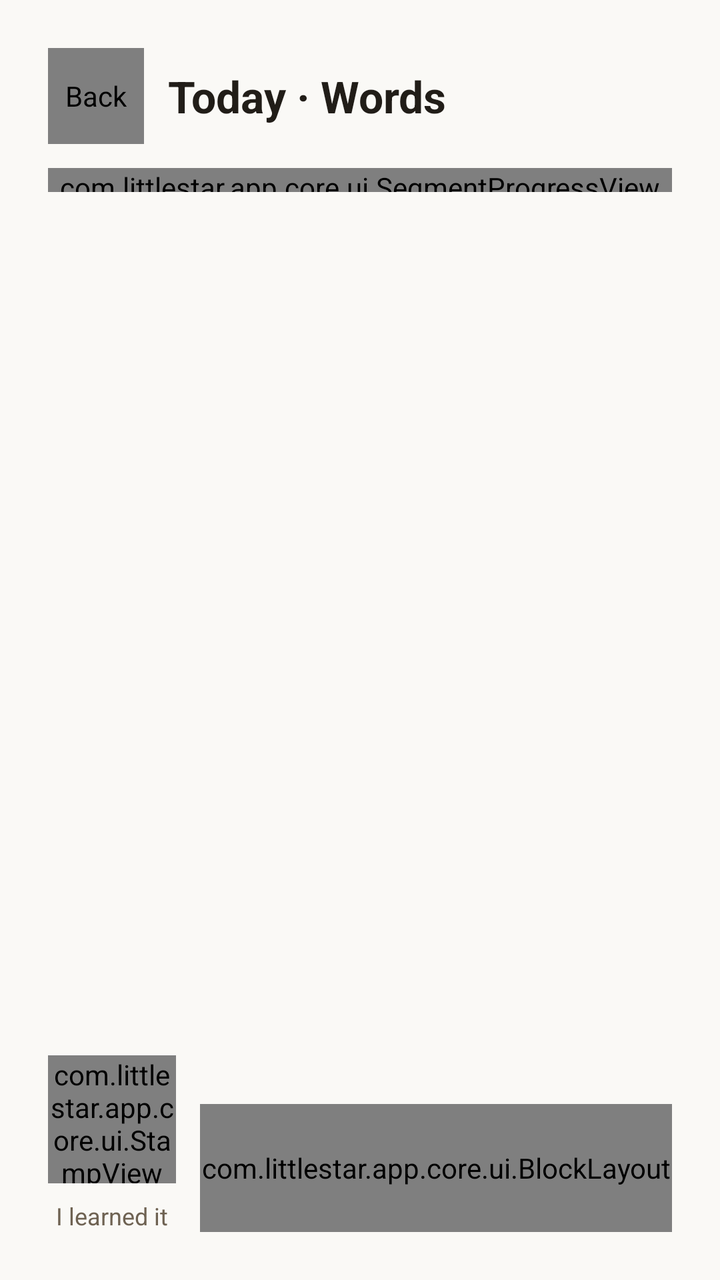
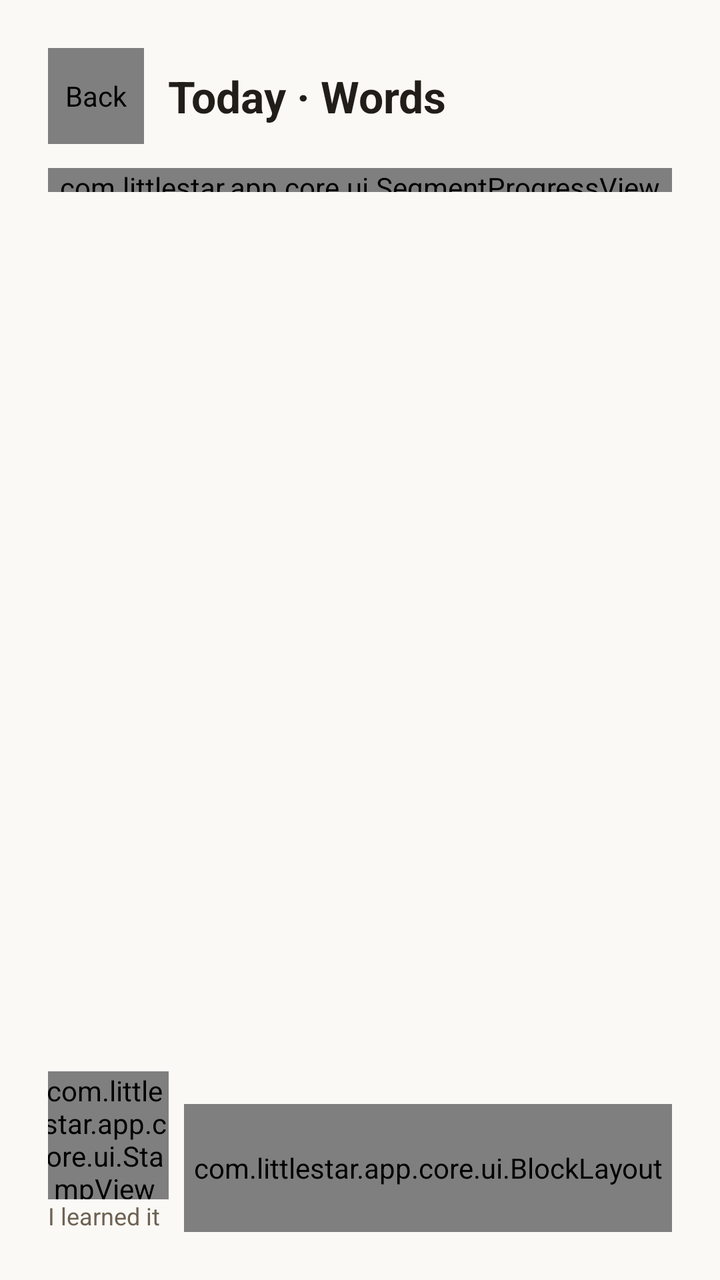

The first picture is an Android layout as it rendered before a commit; the second is the same layout after the commit. The layout source and the unified diff follow.
<!-- AndroidManifest.xml: application theme Theme.LittleStar.Child -->
<!-- res/layout/activity_flashcard.xml -->
<?xml version="1.0" encoding="utf-8"?>
<FrameLayout xmlns:android="http://schemas.android.com/apk/res/android"
    xmlns:app="http://schemas.android.com/apk/res-auto"
    android:layout_width="match_parent"
    android:layout_height="match_parent"
    android:background="@color/ls_paper">

    <LinearLayout
        android:id="@+id/flashcardRoot"
        android:layout_width="match_parent"
        android:layout_height="match_parent"
        android:gravity="center_horizontal"
        android:orientation="vertical">

        <LinearLayout
            android:layout_width="match_parent"
            android:layout_height="match_parent"
            android:maxWidth="@dimen/ls_content_max_width"
            android:orientation="vertical"
            android:padding="@dimen/ls_margin">

            
            <LinearLayout
                android:layout_width="match_parent"
                android:layout_height="wrap_content"
                android:gravity="center_vertical"
                android:orientation="horizontal">

                <com.littlestar.app.core.ui.BlockLayout
                    android:id="@+id/btnBack"
                    style="@style/Widget.LS.Block.Icon"
                    android:layout_width="@dimen/ls_btn_icon"
                    android:layout_height="@dimen/ls_btn_icon"
                    android:contentDescription="@string/nav_back">

                    <ImageView
                        android:layout_width="@dimen/ls_icon"
                        android:layout_height="@dimen/ls_icon"
                        android:layout_gravity="center"
                        android:importantForAccessibility="no"
                        android:src="@drawable/ic_back" />
                </com.littlestar.app.core.ui.BlockLayout>

                <TextView
                    android:id="@+id/cardTitle"
                    android:layout_width="0dp"
                    android:layout_height="wrap_content"
                    android:layout_marginStart="@dimen/ls_gap"
                    android:layout_weight="1"
                    android:text="@string/fc_session_title"
                    android:textAppearance="@style/TextAppearance.LS.Title" />

                <TextView
                    android:id="@+id/cardCounter"
                    android:layout_width="wrap_content"
                    android:layout_height="wrap_content"
                    android:textAppearance="@style/TextAppearance.LS.Title"
                    android:textColor="@color/ls_muted" />
            </LinearLayout>

            <com.littlestar.app.core.ui.SegmentProgressView
                android:id="@+id/cardProgress"
                android:layout_width="match_parent"
                android:layout_height="@dimen/ls_seg_height"
                android:layout_marginTop="@dimen/ls_gap" />

            <androidx.viewpager2.widget.ViewPager2
                android:id="@+id/pager"
                android:layout_width="match_parent"
                android:layout_height="0dp"
                android:layout_marginTop="@dimen/ls_gap"
                android:layout_weight="1" />

            
            <LinearLayout
                android:layout_width="match_parent"
                android:layout_height="wrap_content"
                android:layout_marginTop="@dimen/ls_gap"
                android:gravity="bottom"
                android:orientation="horizontal">

                <LinearLayout
                    android:layout_width="wrap_content"
                    android:layout_height="wrap_content"
                    android:gravity="center_horizontal"
                    android:orientation="vertical">

                    <com.littlestar.app.core.ui.StampView
                        android:id="@+id/stamp"
                        android:layout_width="@dimen/ls_stamp"
                        android:layout_height="@dimen/ls_stamp" />

                    <TextView
                        android:layout_width="wrap_content"
                        android:layout_height="wrap_content"
                        android:layout_marginTop="@dimen/ls_gap_sm"
                        android:text="@string/fc_stamp_label"
                        android:textAppearance="@style/TextAppearance.LS.Caption" />
                </LinearLayout>

                <com.littlestar.app.core.ui.BlockLayout
                    android:id="@+id/btnNext"
                    style="@style/Widget.LS.Block.Primary"
                    android:layout_width="0dp"
                    android:layout_height="@dimen/ls_btn_primary"
                    android:layout_marginStart="@dimen/ls_gap"
                    android:layout_weight="1">

                    <LinearLayout
                        android:layout_width="wrap_content"
                        android:layout_height="wrap_content"
                        android:layout_gravity="center"
                        android:gravity="center_vertical"
                        android:orientation="horizontal">

                        <TextView
                            android:id="@+id/btnNextText"
                            android:layout_width="wrap_content"
                            android:layout_height="wrap_content"
                            android:text="@string/fc_next"
                            android:textAppearance="@style/TextAppearance.LS.Button" />

                        <ImageView
                            android:layout_width="@dimen/ls_icon"
                            android:layout_height="@dimen/ls_icon"
                            android:layout_marginStart="@dimen/ls_gap_sm"
                            android:importantForAccessibility="no"
                            android:src="@drawable/ic_chevron"
                            app:tint="@color/ls_on_red" />
                    </LinearLayout>
                </com.littlestar.app.core.ui.BlockLayout>
            </LinearLayout>
        </LinearLayout>
    </LinearLayout>

    
    <FrameLayout
        android:id="@+id/audioMissing"
        android:layout_width="match_parent"
        android:layout_height="match_parent"
        android:visibility="gone">

        <View
            android:layout_width="match_parent"
            android:layout_height="match_parent"
            android:background="@color/ls_ink_scrim" />

        <com.littlestar.app.core.ui.BlockLayout
            style="@style/Widget.LS.Block.Secondary"
            android:layout_width="@dimen/ls_ob_dialog_width"
            android:layout_height="wrap_content"
            android:layout_gravity="center"
            app:ls_pressable="false">

            <LinearLayout
                android:layout_width="match_parent"
                android:layout_height="wrap_content"
                android:gravity="center_horizontal"
                android:orientation="vertical"
                android:padding="@dimen/ls_card_pad">

                <ImageView
                    android:layout_width="@dimen/ls_btn_icon"
                    android:layout_height="@dimen/ls_btn_icon"
                    android:importantForAccessibility="no"
                    android:src="@drawable/ic_speaker"
                    app:tint="@color/ls_muted" />

                <TextView
                    android:layout_width="wrap_content"
                    android:layout_height="wrap_content"
                    android:layout_marginTop="@dimen/ls_gap"
                    android:text="@string/fc_audio_missing_title"
                    android:textAppearance="@style/TextAppearance.LS.Title" />

                <TextView
                    android:layout_width="wrap_content"
                    android:layout_height="wrap_content"
                    android:layout_marginTop="@dimen/ls_gap_sm"
                    android:text="@string/fc_audio_missing_msg"
                    android:textAppearance="@style/TextAppearance.LS.Caption"
                    android:textSize="14sp" />

                <LinearLayout
                    android:layout_width="match_parent"
                    android:layout_height="wrap_content"
                    android:layout_marginTop="@dimen/ls_gap"
                    android:orientation="horizontal">

                    <com.littlestar.app.core.ui.BlockLayout
                        android:id="@+id/btnAudioContinue"
                        style="@style/Widget.LS.Block.Option"
                        android:layout_width="0dp"
                        android:layout_height="@dimen/ls_btn_icon"
                        android:layout_weight="1">

                        <TextView
                            android:layout_width="match_parent"
                            android:layout_height="match_parent"
                            android:gravity="center"
                            android:text="@string/fc_audio_continue"
                            android:textAppearance="@style/TextAppearance.LS.Body" />
                    </com.littlestar.app.core.ui.BlockLayout>

                    <com.littlestar.app.core.ui.BlockLayout
                        android:id="@+id/btnAudioRetry"
                        style="@style/Widget.LS.Block.Option"
                        android:layout_width="0dp"
                        android:layout_height="@dimen/ls_btn_icon"
                        android:layout_marginStart="@dimen/ls_gap"
                        android:layout_weight="1">

                        <TextView
                            android:layout_width="match_parent"
                            android:layout_height="match_parent"
                            android:gravity="center"
                            android:text="@string/fc_audio_retry"
                            android:textAppearance="@style/TextAppearance.LS.Body" />
                    </com.littlestar.app.core.ui.BlockLayout>
                </LinearLayout>
            </LinearLayout>
        </com.littlestar.app.core.ui.BlockLayout>
    </FrameLayout>
</FrameLayout>
<!-- resources referenced by this layout -->
<resources>
  <color name="ls_ink_scrim">#61211D18</color>
  <color name="ls_muted">#6E6252</color>
  <color name="ls_on_red">#FFFDF6</color>
  <color name="ls_paper">#FAF9F6</color>
  <dimen name="ls_btn_icon">48dp</dimen>
  <dimen name="ls_btn_primary">64dp</dimen>
  <dimen name="ls_card_pad">20dp</dimen>
  <dimen name="ls_content_max_width">480dp</dimen>
  <dimen name="ls_gap">12dp</dimen>
  <dimen name="ls_gap_sm">8dp</dimen>
  <dimen name="ls_icon">24dp</dimen>
  <dimen name="ls_margin">24dp</dimen>
  <dimen name="ls_ob_dialog_width">280dp</dimen>
  <dimen name="ls_seg_height">12dp</dimen>
  <dimen name="ls_stamp">64dp</dimen>
  <string name="fc_audio_continue">Continue</string>
  <string name="fc_audio_missing_msg">Look at the character for now, and try again later</string>
  <string name="fc_audio_missing_title">No audio yet</string>
  <string name="fc_audio_retry">Retry</string>
  <string name="fc_next">NEXT</string>
  <string name="fc_session_title">Today · Words</string>
  <string name="fc_stamp_label">I learned it</string>
  <string name="nav_back">Back</string>
  <style name="TextAppearance.LS.Body" parent="">
          <item name="fontFamily">@font/littlestar_latin</item>
          <item name="android:textSize">16sp</item>
          <item name="android:textColor">@color/ls_ink</item>
      </style>
  <style name="TextAppearance.LS.Button" parent="">
          <item name="fontFamily">@font/littlestar_latin</item>
          <item name="android:textSize">20sp</item>
          <item name="android:textColor">@color/ls_on_red</item>
          <item name="android:maxLines">1</item>
      </style>
  <style name="TextAppearance.LS.Caption" parent="">
          <item name="fontFamily">@font/littlestar_latin</item>
          <item name="android:textSize">12sp</item>
          <item name="android:textColor">@color/ls_muted</item>
      </style>
  <style name="TextAppearance.LS.Title" parent="">
          <item name="fontFamily">@font/littlestar_latin</item>
          <item name="android:textStyle">bold</item>
          <item name="android:textSize">22sp</item>
          <item name="android:textColor">@color/ls_ink</item>
      </style>
  <style name="Widget.LS.Block.Icon">
          <item name="ls_strokeWidth">@dimen/ls_stroke_block</item>
          <item name="ls_shadowOffset">@dimen/ls_shadow_tile</item>
          <item name="ls_cornerRadius">@dimen/ls_radius_input</item>
      </style>
  <style name="Widget.LS.Block.Option">
          <item name="ls_strokeWidth">@dimen/ls_stroke_block</item>
          <item name="ls_shadowOffset">@dimen/ls_shadow_tile</item>
          <item name="ls_cornerRadius">@dimen/ls_radius_tile</item>
      </style>
  <style name="Widget.LS.Block.Secondary">
          <item name="ls_strokeWidth">@dimen/ls_stroke_block</item>
          <item name="ls_shadowOffset">@dimen/ls_shadow_secondary</item>
          <item name="ls_cornerRadius">@dimen/ls_radius_block</item>
      </style>
  <style name="Theme.LittleStar.Child" parent="Theme.LittleStar" />
  <color name="ls_ink">#211D18</color>
  <dimen name="ls_stroke_block">3dp</dimen>
  <dimen name="ls_shadow_tile">4dp</dimen>
  <dimen name="ls_radius_input">14dp</dimen>
  <dimen name="ls_radius_tile">16dp</dimen>
  <color name="ls_red">#B8331C</color>
  <dimen name="ls_stroke_hero">4dp</dimen>
  <dimen name="ls_shadow_block">6dp</dimen>
  <dimen name="ls_radius_block">18dp</dimen>
  <dimen name="ls_shadow_secondary">5dp</dimen>
  <color name="ls_blue">#1F6FD0</color>
  <color name="ls_on_blue">#FFFDF6</color>
  <color name="ls_green">#27A567</color>
  <color name="ls_on_green">#211D18</color>
  <color name="ls_card">#FFFFFF</color>
  <color name="ls_stroke">#211D18</color>
  <color name="ls_on_clay">#7A4A33</color>
  <color name="ls_clay">#F6D3C6</color>
  <color name="ls_shadow">#211D18</color>
  <!-- unchanged entries left out for length: 6 -->
</resources>

<!-- the commit's change to res/layout/activity_flashcard.xml (unified diff, before → after) -->
@@ -1,224 +1,69 @@
-<?xml version="1.0" encoding="utf-8"?>
-<FrameLayout xmlns:android="http://schemas.android.com/apk/res/android"
-    xmlns:app="http://schemas.android.com/apk/res-auto"
-    android:layout_width="match_parent"
-    android:layout_height="match_parent"
-    android:background="@color/ls_paper">
+<?xml version='1.0' encoding='utf-8'?>
+<androidx.constraintlayout.widget.ConstraintLayout xmlns:android="http://schemas.android.com/apk/res/android" xmlns:app="http://schemas.android.com/apk/res-auto" android:layout_width="match_parent" android:layout_height="match_parent" android:background="@color/ls_paper">
 
-    <LinearLayout
-        android:id="@+id/flashcardRoot"
-        android:layout_width="match_parent"
-        android:layout_height="match_parent"
-        android:gravity="center_horizontal"
-        android:orientation="vertical">
+    <androidx.constraintlayout.widget.ConstraintLayout android:id="@+id/flashcardRoot" android:layout_width="0dp" android:layout_height="0dp" android:padding="@dimen/ls_margin" app:layout_constraintBottom_toBottomOf="parent" app:layout_constraintEnd_toEndOf="parent" app:layout_constraintStart_toStartOf="parent" app:layout_constraintTop_toTopOf="parent" app:layout_constraintWidth_max="@dimen/ls_content_max_width">
 
-        <LinearLayout
-            android:layout_width="match_parent"
-            android:layout_height="match_parent"
-            android:maxWidth="@dimen/ls_content_max_width"
-            android:orientation="vertical"
-            android:padding="@dimen/ls_margin">
+        
+        <com.littlestar.app.core.ui.BlockLayout android:id="@+id/btnBack" style="@style/Widget.LS.Block.Icon" android:layout_width="@dimen/ls_btn_icon" android:layout_height="@dimen/ls_btn_icon" android:contentDescription="@string/nav_back" app:layout_constraintStart_toStartOf="parent" app:layout_constraintTop_toTopOf="parent">
 
-            
-            <LinearLayout
-                android:layout_width="match_parent"
-                android:layout_height="wrap_content"
-                android:gravity="center_vertical"
-                android:orientation="horizontal">
+            <ImageView android:layout_width="@dimen/ls_icon" android:layout_height="@dimen/ls_icon" android:layout_gravity="center" android:importantForAccessibility="no" android:src="@drawable/ic_back"/>
+        </com.littlestar.app.core.ui.BlockLayout>
 
-                <com.littlestar.app.core.ui.BlockLayout
-                    android:id="@+id/btnBack"
-                    style="@style/Widget.LS.Block.Icon"
-                    android:layout_width="@dimen/ls_btn_icon"
-                    android:layout_height="@dimen/ls_btn_icon"
-                    android:contentDescription="@string/nav_back">
+        <TextView android:id="@+id/cardTitle" android:layout_width="0dp" android:layout_height="wrap_content" android:layout_marginStart="@dimen/ls_gap" android:layout_marginEnd="@dimen/ls_gap" android:text="@string/fc_session_title" android:textAppearance="@style/TextAppearance.LS.Title" app:layout_constraintBottom_toBottomOf="@id/btnBack" app:layout_constraintEnd_toStartOf="@id/cardCounter" app:layout_constraintStart_toEndOf="@id/btnBack" app:layout_constraintTop_toTopOf="@id/btnBack" android:maxLines="1" android:ellipsize="end"/>
 
-                    <ImageView
-                        android:layout_width="@dimen/ls_icon"
-                        android:layout_height="@dimen/ls_icon"
-                        android:layout_gravity="center"
-                        android:importantForAccessibility="no"
-                        android:src="@drawable/ic_back" />
-                </com.littlestar.app.core.ui.BlockLayout>
+        <TextView android:id="@+id/cardCounter" android:layout_width="wrap_content" android:layout_height="wrap_content" android:textAppearance="@style/TextAppearance.LS.Title" android:textColor="@color/ls_muted" app:layout_constraintBottom_toBottomOf="@id/btnBack" app:layout_constraintEnd_toEndOf="parent" app:layout_constraintTop_toTopOf="@id/btnBack"/>
 
-                <TextView
-                    android:id="@+id/cardTitle"
-                    android:layout_width="0dp"
-                    android:layout_height="wrap_content"
-                    android:layout_marginStart="@dimen/ls_gap"
-                    android:layout_weight="1"
-                    android:text="@string/fc_session_title"
-                    android:textAppearance="@style/TextAppearance.LS.Title" />
+        <com.littlestar.app.core.ui.SegmentProgressView android:id="@+id/cardProgress" android:layout_width="0dp" android:layout_height="@dimen/ls_seg_height" android:layout_marginTop="@dimen/ls_gap" app:layout_constraintEnd_toEndOf="parent" app:layout_constraintStart_toStartOf="parent" app:layout_constraintTop_toBottomOf="@id/btnBack"/>
 
-                <TextView
-                    android:id="@+id/cardCounter"
-                    android:layout_width="wrap_content"
-                    android:layout_height="wrap_content"
-                    android:textAppearance="@style/TextAppearance.LS.Title"
-                    android:textColor="@color/ls_muted" />
-            </LinearLayout>
+        <androidx.viewpager2.widget.ViewPager2 android:id="@+id/pager" android:layout_width="0dp" android:layout_height="0dp" android:layout_marginTop="@dimen/ls_gap" android:layout_marginBottom="@dimen/ls_gap" app:layout_constraintBottom_toTopOf="@id/flashcardFooter" app:layout_constraintEnd_toEndOf="parent" app:layout_constraintStart_toStartOf="parent" app:layout_constraintTop_toBottomOf="@id/cardProgress"/>
 
-            <com.littlestar.app.core.ui.SegmentProgressView
-                android:id="@+id/cardProgress"
-                android:layout_width="match_parent"
-                android:layout_height="@dimen/ls_seg_height"
-                android:layout_marginTop="@dimen/ls_gap" />
+        
+        <androidx.constraintlayout.widget.ConstraintLayout android:id="@+id/flashcardFooter" android:layout_width="0dp" android:layout_height="wrap_content" app:layout_constraintBottom_toBottomOf="parent" app:layout_constraintEnd_toEndOf="parent" app:layout_constraintStart_toStartOf="parent">
 
-            <androidx.viewpager2.widget.ViewPager2
-                android:id="@+id/pager"
-                android:layout_width="match_parent"
-                android:layout_height="0dp"
-                android:layout_marginTop="@dimen/ls_gap"
-                android:layout_weight="1" />
+            <com.littlestar.app.core.ui.StampView android:id="@+id/stamp" android:layout_width="@dimen/ls_stamp" android:layout_height="@dimen/ls_stamp" app:layout_constraintBottom_toTopOf="@id/stampLabel" app:layout_constraintEnd_toEndOf="@id/stampLabel" app:layout_constraintStart_toStartOf="@id/stampLabel" app:layout_constraintTop_toTopOf="parent"/>
 
-            
-            <LinearLayout
-                android:layout_width="match_parent"
-                android:layout_height="wrap_content"
-                android:layout_marginTop="@dimen/ls_gap"
-                android:gravity="bottom"
-                android:orientation="horizontal">
+            <TextView android:id="@+id/stampLabel" android:layout_width="wrap_content" android:layout_height="wrap_content" android:layout_marginTop="@dimen/ls_gap_sm" android:text="@string/fc_stamp_label" android:textAppearance="@style/TextAppearance.LS.Caption" app:layout_constraintBottom_toBottomOf="parent" app:layout_constraintStart_toStartOf="parent"/>
 
-                <LinearLayout
-                    android:layout_width="wrap_content"
-                    android:layout_height="wrap_content"
-                    android:gravity="center_horizontal"
-                    android:orientation="vertical">
+            <com.littlestar.app.core.ui.BlockLayout android:id="@+id/btnNext" style="@style/Widget.LS.Block.Primary" android:layout_width="0dp" android:layout_height="@dimen/ls_btn_primary" android:layout_marginStart="@dimen/ls_gap" app:layout_constraintBottom_toBottomOf="parent" app:layout_constraintEnd_toEndOf="parent" app:layout_constraintStart_toEndOf="@id/stampLabel">
 
-                    <com.littlestar.app.core.ui.StampView
-                        android:id="@+id/stamp"
-                        android:layout_width="@dimen/ls_stamp"
-                        android:layout_height="@dimen/ls_stamp" />
+                <LinearLayout android:layout_width="wrap_content" android:layout_height="wrap_content" android:layout_gravity="center" android:gravity="center_vertical" android:orientation="horizontal">
 
-                    <TextView
-                        android:layout_width="wrap_content"
-                        android:layout_height="wrap_content"
-                        android:layout_marginTop="@dimen/ls_gap_sm"
-                        android:text="@string/fc_stamp_label"
-                        android:textAppearance="@style/TextAppearance.LS.Caption" />
+                    <TextView android:id="@+id/btnNextText" android:layout_width="wrap_content" android:layout_height="wrap_content" android:text="@string/fc_next" android:textAppearance="@style/TextAppearance.LS.Button"/>
+
+                    <ImageView android:layout_width="@dimen/ls_icon" android:layout_height="@dimen/ls_icon" android:layout_marginStart="@dimen/ls_gap_sm" android:importantForAccessibility="no" android:src="@drawable/ic_chevron" app:tint="@color/ls_on_red"/>
                 </LinearLayout>
-
-                <com.littlestar.app.core.ui.BlockLayout
-                    android:id="@+id/btnNext"
-                    style="@style/Widget.LS.Block.Primary"
-                    android:layout_width="0dp"
-                    android:layout_height="@dimen/ls_btn_primary"
-                    android:layout_marginStart="@dimen/ls_gap"
-                    android:layout_weight="1">
-
-                    <LinearLayout
-                        android:layout_width="wrap_content"
-                        android:layout_height="wrap_content"
-                        android:layout_gravity="center"
-                        android:gravity="center_vertical"
-                        android:orientation="horizontal">
-
-                        <TextView
-                            android:id="@+id/btnNextText"
-                            android:layout_width="wrap_content"
-                            android:layout_height="wrap_content"
-                            android:text="@string/fc_next"
-                            android:textAppearance="@style/TextAppearance.LS.Button" />
-
-                        <ImageView
-                            android:layout_width="@dimen/ls_icon"
-                            android:layout_height="@dimen/ls_icon"
-                            android:layout_marginStart="@dimen/ls_gap_sm"
-                            android:importantForAccessibility="no"
-                            android:src="@drawable/ic_chevron"
-                            app:tint="@color/ls_on_red" />
-                    </LinearLayout>
-                </com.littlestar.app.core.ui.BlockLayout>
-            </LinearLayout>
-        </LinearLayout>
-    </LinearLayout>
+            </com.littlestar.app.core.ui.BlockLayout>
+        </androidx.constraintlayout.widget.ConstraintLayout>
+    </androidx.constraintlayout.widget.ConstraintLayout>
 
     
-    <FrameLayout
-        android:id="@+id/audioMissing"
-        android:layout_width="match_parent"
-        android:layout_height="match_parent"
-        android:visibility="gone">
+    <FrameLayout android:id="@+id/audioMissing" android:layout_width="0dp" android:layout_height="0dp" android:visibility="gone" app:layout_constraintBottom_toBottomOf="parent" app:layout_constraintEnd_toEndOf="parent" app:layout_constraintStart_toStartOf="parent" app:layout_constraintTop_toTopOf="parent">
 
-        <View
-            android:layout_width="match_parent"
-            android:layout_height="match_parent"
-            android:background="@color/ls_ink_scrim" />
+        <View android:layout_width="match_parent" android:layout_height="match_parent" android:background="@color/ls_ink_scrim"/>
 
-        <com.littlestar.app.core.ui.BlockLayout
-            style="@style/Widget.LS.Block.Secondary"
-            android:layout_width="@dimen/ls_ob_dialog_width"
-            android:layout_height="wrap_content"
-            android:layout_gravity="center"
-            app:ls_pressable="false">
+        <com.littlestar.app.core.ui.BlockLayout style="@style/Widget.LS.Block.Secondary" android:layout_width="@dimen/ls_ob_dialog_width" android:layout_height="wrap_content" android:layout_gravity="center" app:ls_pressable="false">
 
-            <LinearLayout
-                android:layout_width="match_parent"
-                android:layout_height="wrap_content"
-                android:gravity="center_horizontal"
-                android:orientation="vertical"
-                android:padding="@dimen/ls_card_pad">
+            <LinearLayout android:layout_width="match_parent" android:layout_height="wrap_content" android:gravity="center_horizontal" android:orientation="vertical" android:padding="@dimen/ls_card_pad">
 
-                <ImageView
-                    android:layout_width="@dimen/ls_btn_icon"
-                    android:layout_height="@dimen/ls_btn_icon"
-                    android:importantForAccessibility="no"
-                    android:src="@drawable/ic_speaker"
-                    app:tint="@color/ls_muted" />
+                <ImageView android:layout_width="@dimen/ls_btn_icon" android:layout_height="@dimen/ls_btn_icon" android:importantForAccessibility="no" android:src="@drawable/ic_speaker" app:tint="@color/ls_muted"/>
 
-                <TextView
-                    android:layout_width="wrap_content"
-                    android:layout_height="wrap_content"
-                    android:layout_marginTop="@dimen/ls_gap"
-                    android:text="@string/fc_audio_missing_title"
-                    android:textAppearance="@style/TextAppearance.LS.Title" />
+                <TextView android:layout_width="wrap_content" android:layout_height="wrap_content" android:layout_marginTop="@dimen/ls_gap" android:text="@string/fc_audio_missing_title" android:textAppearance="@style/TextAppearance.LS.Title"/>
 
-                <TextView
-                    android:layout_width="wrap_content"
-                    android:layout_height="wrap_content"
-                    android:layout_marginTop="@dimen/ls_gap_sm"
-                    android:text="@string/fc_audio_missing_msg"
-                    android:textAppearance="@style/TextAppearance.LS.Caption"
-                    android:textSize="14sp" />
+                <TextView android:layout_width="wrap_content" android:layout_height="wrap_content" android:layout_marginTop="@dimen/ls_gap_sm" android:text="@string/fc_audio_missing_msg" android:textAppearance="@style/TextAppearance.LS.Caption" android:textSize="14sp"/>
 
-                <LinearLayout
-                    android:layout_width="match_parent"
-                    android:layout_height="wrap_content"
-                    android:layout_marginTop="@dimen/ls_gap"
-                    android:orientation="horizontal">
+                <LinearLayout android:layout_width="match_parent" android:layout_height="wrap_content" android:layout_marginTop="@dimen/ls_gap" android:orientation="horizontal">
 
-                    <com.littlestar.app.core.ui.BlockLayout
-                        android:id="@+id/btnAudioContinue"
-                        style="@style/Widget.LS.Block.Option"
-                        android:layout_width="0dp"
-                        android:layout_height="@dimen/ls_btn_icon"
-                        android:layout_weight="1">
+                    <com.littlestar.app.core.ui.BlockLayout android:id="@+id/btnAudioContinue" style="@style/Widget.LS.Block.Option" android:layout_width="0dp" android:layout_height="@dimen/ls_btn_icon" android:layout_weight="1">
 
-                        <TextView
-                            android:layout_width="match_parent"
-                            android:layout_height="match_parent"
-                            android:gravity="center"
-                            android:text="@string/fc_audio_continue"
-                            android:textAppearance="@style/TextAppearance.LS.Body" />
+                        <TextView android:layout_width="match_parent" android:layout_height="match_parent" android:gravity="center" android:text="@string/fc_audio_continue" android:textAppearance="@style/TextAppearance.LS.Body"/>
                     </com.littlestar.app.core.ui.BlockLayout>
 
-                    <com.littlestar.app.core.ui.BlockLayout
-                        android:id="@+id/btnAudioRetry"
-                        style="@style/Widget.LS.Block.Option"
-                        android:layout_width="0dp"
-                        android:layout_height="@dimen/ls_btn_icon"
-                        android:layout_marginStart="@dimen/ls_gap"
-                        android:layout_weight="1">
+                    <com.littlestar.app.core.ui.BlockLayout android:id="@+id/btnAudioRetry" style="@style/Widget.LS.Block.Option" android:layout_width="0dp" android:layout_height="@dimen/ls_btn_icon" android:layout_marginStart="@dimen/ls_gap" android:layout_weight="1">
 
-                        <TextView
-                            android:layout_width="match_parent"
-                            android:layout_height="match_parent"
-                            android:gravity="center"
-                            android:text="@string/fc_audio_retry"
-                            android:textAppearance="@style/TextAppearance.LS.Body" />
+                        <TextView android:layout_width="match_parent" android:layout_height="match_parent" android:gravity="center" android:text="@string/fc_audio_retry" android:textAppearance="@style/TextAppearance.LS.Body"/>
                     </com.littlestar.app.core.ui.BlockLayout>
                 </LinearLayout>
             </LinearLayout>
         </com.littlestar.app.core.ui.BlockLayout>
     </FrameLayout>
-</FrameLayout>
+</androidx.constraintlayout.widget.ConstraintLayout>
